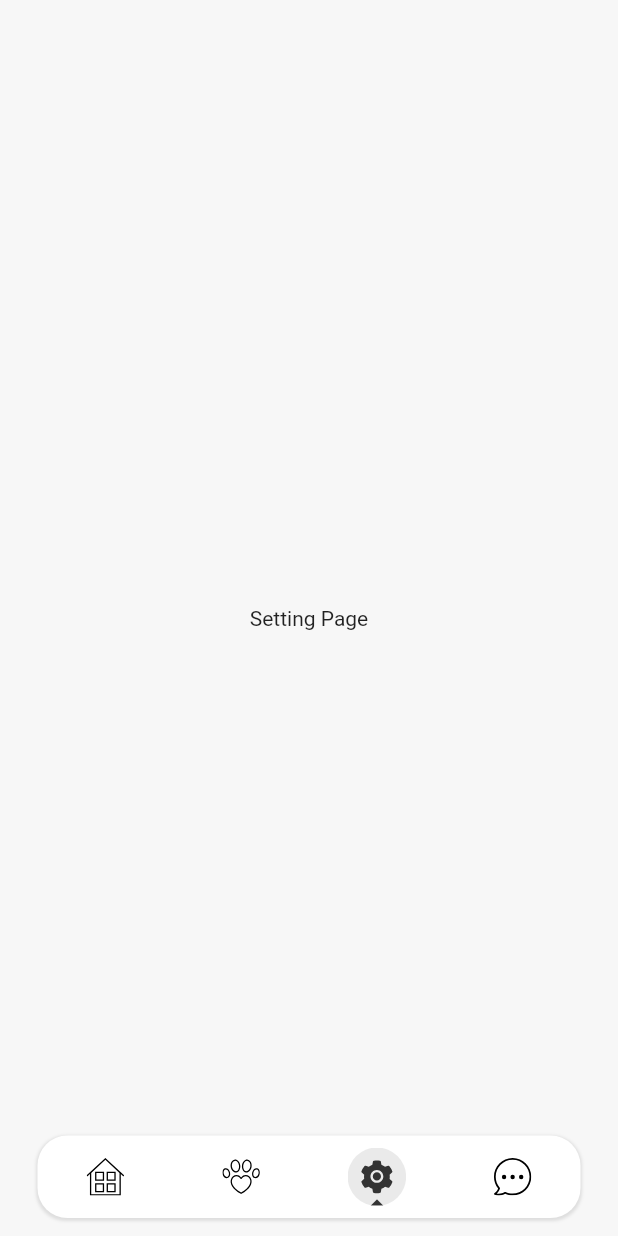
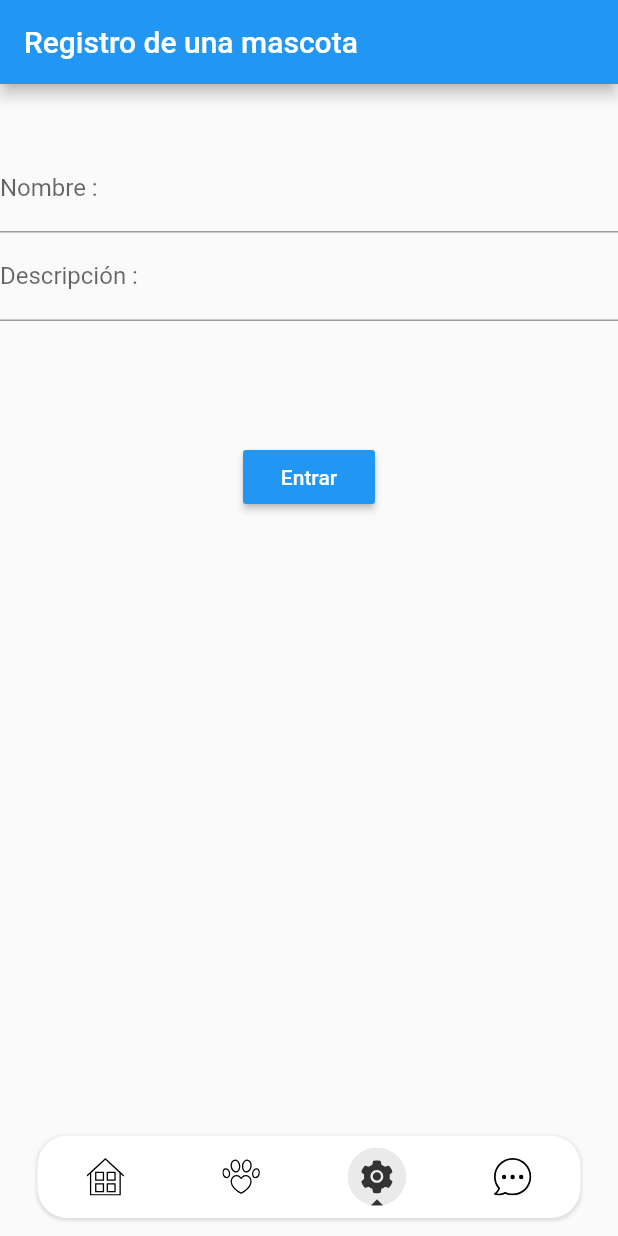
Before and after one commit to warevil/rescatadog, a Flutter app: the screen it shows after launch, item 3 of the bottom bar chosen, on a phone screen of 412 x 824 dp. Run offline on Flutter 3.47's test engine with Material 2 defaults, Android fonts, the light colour scheme and no system bars; our stand-ins replace badges, cached_network_image, carousel_slider, flutter_svg, glassmorphism_ui; network calls fail; statements that could not run were skipped.

```diff
--- a/lib/app/page.dart
+++ b/lib/app/page.dart
@@ -2,6 +2,8 @@ import 'package:flutter/material.dart';
 import 'package:rescatadog/home/page.dart';
 
 import '../chat/page.dart';
+import '../pet_create/page.dart';
+import '../pet_profile/page.dart';
 import '../theme/colors.dart';
 import '../constants/animations.dart';
 import '../constants/icons.dart';
@@ -26,17 +28,13 @@ class _RootAppState extends State<RootApp> with TickerProviderStateMixin {
     {
       'icon': IconsPath.petBorder,
       'active_icon': IconsPath.pet,
-      'page': const Center(
-        child: Text('Pet Page'),
-      ),
+      'page': const PetProfile(),
       "title": ""
     },
     {
       'icon': 'assets/icons/setting-border.svg',
       'active_icon': 'assets/icons/setting.svg',
-      'page': const Center(
-        child: Text('Setting Page'),
-      ),
+      'page': CreatePetApp(),
       'title': ' '
     },
     {
--- /dev/null
+++ b/lib/pet_create/page.dart
@@ -0,0 +1,79 @@
+import 'package:flutter/material.dart';
+
+void main() {
+  runApp(CreatePetApp());
+}
+
+class CreatePetApp extends StatelessWidget
+{
+  @override
+  Widget build(BuildContext context)
+  {  final titulo ='Registro de una mascota';
+  return MaterialApp(
+    home: Scaffold(
+      appBar: (
+          AppBar(title: Text(titulo))),
+      body: HomeCreatePetApp(),
+    ),
+  );
+  }
+}
+
+class HomeCreatePetApp  extends StatefulWidget
+{
+  @override
+  State< HomeCreatePetApp> createState() => _HomeCreatePetState();
+}
+
+class _HomeCreatePetState extends State< HomeCreatePetApp>
+{
+  final _formkey = GlobalKey<FormState>();
+
+  @override
+  Widget build(BuildContext context) {
+    return Form(
+        key: _formkey,
+        child: Column(
+          children:<Widget> [
+            SizedBox( height: 40),
+            TextFormField(
+                decoration: InputDecoration(
+                    labelText: 'Nombre : '
+                ),
+                validator: (value) {
+                  if (value!.isEmpty) {
+                    return 'Debe ingresar un nombre a la mascota';
+                  }
+                }
+            )  ,
+            TextFormField(
+                decoration: InputDecoration(
+                    labelText: 'Descripción : '
+                ),
+                validator: (value) {
+                  if (value!.isEmpty) {
+                    return 'Ingrese una descripción';
+                  }
+                }
+            )  ,
+            Padding(
+              padding: const EdgeInsets.symmetric(vertical: 80,horizontal: 120),
+              child: RaisedButton(
+                onPressed: ()
+                {
+                  if(_formkey.currentState!.validate()) {
+                    Scaffold.of(context).showSnackBar(
+                        SnackBar(content: Text("Guardando pet en el sistema"))
+                    );
+                  }
+                },
+                child: Text('Entrar'),
+                color: Colors.blue,
+                textColor: Colors.white,
+              ),
+            ),
+          ],
+        )
+    );
+  }
+}
```
Also changed, not shown: lib/pet_profile/page.dart (added, +286 -0 lines).
